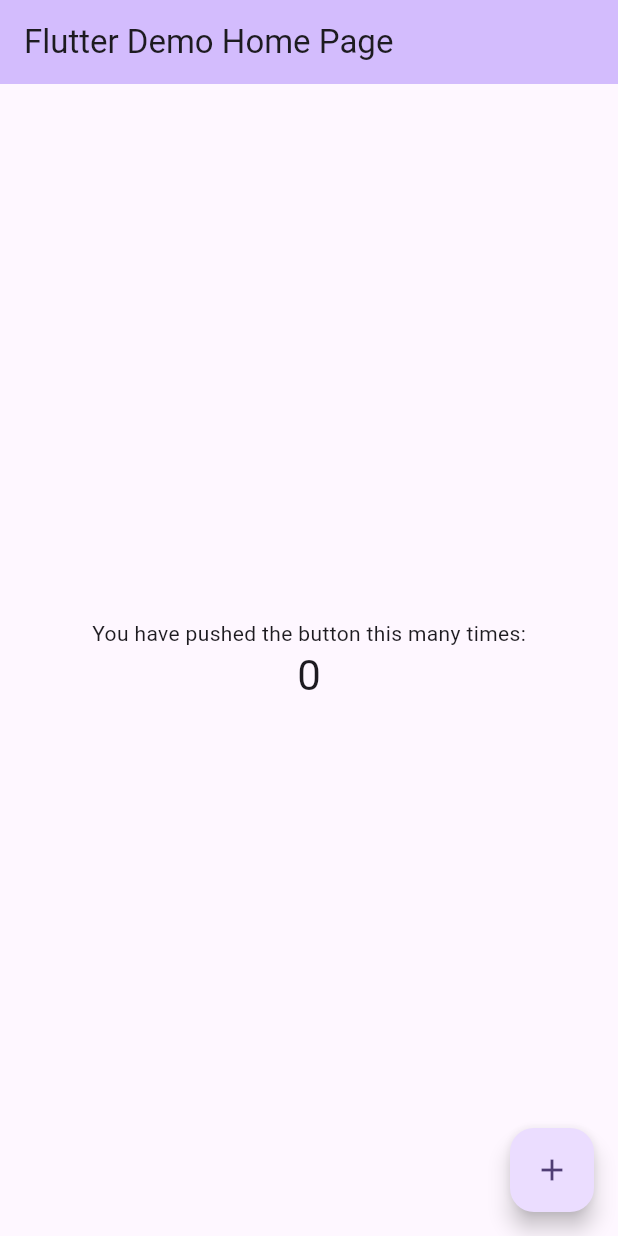
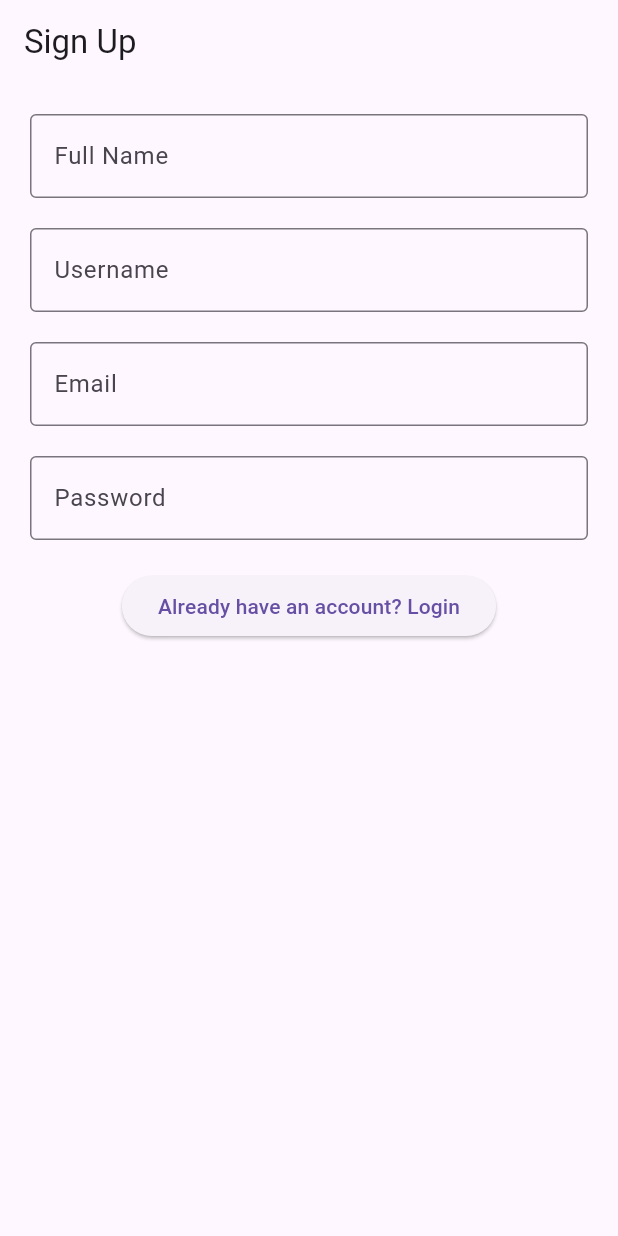
Before and after one commit to bsc-com-29-19/mentora, a Flutter app: the screen it shows after launch, on a phone screen of 412 x 824 dp. Run offline on Flutter 3.47's test engine with Material 3 defaults, Android fonts, the phone set to English and light mode, and no system bars.

Commit message:
Added signin & sign-up screens codes

```diff
--- a/lib/auth/screens/signin_screen.dart
+++ b/lib/auth/screens/signin_screen.dart
@@ -0,0 +1,78 @@
+import 'package:flutter/material.dart';
+
+class SigninScreen extends StatefulWidget {
+  const SigninScreen({super.key});
+
+  @override
+  // ignore: library_private_types_in_public_api
+  _SigninScreenState createState() => _SigninScreenState();
+}
+
+class _SigninScreenState extends State<SigninScreen> {
+  final _formKey = GlobalKey<FormState>();
+  String _email = '';
+  String _password = '';
+
+  @override
+  Widget build(BuildContext context) {
+    return Scaffold(
+      appBar: AppBar(
+        title: const Text('Login'),
+      ),
+      body: Padding(
+        padding: const EdgeInsets.all(20.0),
+        child: Form(
+          key: _formKey,
+          child: Column(
+            children: [
+              TextFormField(
+                decoration: const InputDecoration(
+                  labelText: 'Email',
+                  border: OutlineInputBorder(),
+                ),
+                validator: (value) {
+                  if (value!.isEmpty || !value.contains('@')) {
+                    return 'Please enter a valid email';
+                  }
+                  return null;
+                },
+                onSaved: (value) => _email = value!,
+              ),
+              const SizedBox(height: 20),
+              TextFormField(
+                obscureText: true,
+                decoration: const InputDecoration(
+                  labelText: 'Password',
+                  border: OutlineInputBorder(),
+                ),
+                validator: (value) {
+                  if (value!.isEmpty || value.length < 8) {
+                    return 'Please enter a password with at least 8 characters';
+                  }
+                  return null;
+                },
+                onSaved: (value) => _password = value!,
+              ),
+              const SizedBox(height: 20),
+              ElevatedButton(
+                onPressed: () {
+                  Navigator.pushNamed(context, '/sign-up');
+                  if (_formKey.currentState!.validate()) {
+                    _formKey.currentState!.save();
+                    // Call API to login the user
+                    print('Login successful!');
+                    print('Email: $_email');
+                    print('Password: $_password');
+                  }
+                },
+                child: const Text('Sign-up'),
+              ),
+
+
+            ],
+          ),
+        ),
+      ),
+    );
+  }
+}
--- a/lib/auth/screens/signup_screen.dart
+++ b/lib/auth/screens/signup_screen.dart
@@ -0,0 +1,109 @@
+import 'package:flutter/material.dart';
+
+
+class SignUpScreen extends StatefulWidget {
+  const SignUpScreen({super.key});
+
+  @override
+  // ignore: library_private_types_in_public_api
+  _SignUpScreenState createState() => _SignUpScreenState();
+}
+
+class _SignUpScreenState extends State<SignUpScreen> {
+  final _formKey = GlobalKey<FormState>();
+  String _fullName = '';
+  String _username = '';
+  String _email = '';
+  String _password = '';
+
+  @override
+  Widget build(BuildContext context) {
+    return Scaffold(
+      appBar: AppBar(
+        title: const Text('Sign Up'),
+      ),
+      body: Padding(
+        padding: const EdgeInsets.all(20.0),
+        child: Form(
+          key: _formKey,
+          child: Column(
+            children: [
+              TextFormField(
+                decoration: const InputDecoration(
+                  labelText: 'Full Name',
+                  border: OutlineInputBorder(),
+                ),
+                validator: (value) {
+                  if (value!.isEmpty) {
+                    return 'Please enter your full name';
+                  }
+                  return null;
+                },
+                onSaved: (value) => _fullName = value!,
+              ),
+              const SizedBox(height: 20),
+              TextFormField(
+                decoration: const InputDecoration(
+                  labelText: 'Username',
+                  border: OutlineInputBorder(),
+                ),
+                validator: (value) {
+                  if (value!.isEmpty) {
+                    return 'Please enter a username';
+                  }
+                  return null;
+                },
+                onSaved: (value) => _username = value!,
+              ),
+              const SizedBox(height: 20),
+              TextFormField(
+                decoration: const InputDecoration(
+                  labelText: 'Email',
+                  border: OutlineInputBorder(),
+                ),
+                validator: (value) {
+                  if (value!.isEmpty || !value.contains('@')) {
+                    return 'Please enter a valid email';
+                  }
+                  return null;
+                },
+                onSaved: (value) => _email = value!,
+              ),
+              const SizedBox(height: 20),
+              TextFormField(
+                obscureText: true,
+                decoration: const InputDecoration(
+                  labelText: 'Password',
+                  border: OutlineInputBorder(),
+                ),
+                validator: (value) {
+                  if (value!.isEmpty || value.length < 8) {
+                    return 'Please enter a password with at least 8 characters';
+                  }
+                  return null;
+                },
+                onSaved: (value) => _password = value!,
+              ),
+              const SizedBox(height: 20),
+              ElevatedButton(
+                onPressed: () {
+                  Navigator.pushNamed(context, '/login');
+                  if (_formKey.currentState!.validate()) {
+                    _formKey.currentState!.save();
+                    // Call API to sign up the user
+                    print('Sign up successful!');
+                    print('Full Name: $_fullName');
+                    print('Username: $_username');
+                    print('Email: $_email');
+                    print('Password: $_password');
+                  }
+                },
+                child: const Text('Already have an account? Login'),
+              ),
+            ],
+          ),
+        ),
+      ),
+    );
+  }
+}
--- a/lib/main.dart
+++ b/lib/main.dart
@@ -1,4 +1,6 @@
 import 'package:flutter/material.dart';
+import 'package:mentora_frontend/auth/screens/signin_screen.dart';
+import 'package:mentora_frontend/auth/screens/signup_screen.dart';
 
 void main() {
   runApp(const MyApp());
@@ -11,8 +13,9 @@ class MyApp extends StatelessWidget {
   @override
   Widget build(BuildContext context) {
     return MaterialApp(
-      title: 'Flutter Demo',
+      title: 'Mentora',
       theme: ThemeData(
+        primarySwatch: Colors.blue,
         // This is the theme of your application.
         //
         // TRY THIS: Try running your application with "flutter run". You'll see
@@ -28,10 +31,17 @@ class MyApp extends StatelessWidget {
         //
         // This works for code too, not just values: Most code changes can be
         // tested with just a hot reload.
-        colorScheme: ColorScheme.fromSeed(seedColor: Colors.deepPurple),
-        useMaterial3: true,
+        // colorScheme: ColorScheme.fromSeed(seedColor: Colors.deepPurple),
+        // useMaterial3: true,
       ),
-      home: const MyHomePage(title: 'Flutter Demo Home Page'),
+
+      home: const SignUpScreen(),
+      routes: {
+        '/signin': (context) => const SigninScreen(),
+        '/sign-up': (context) => const SignUpScreen(),
+      },
+
+      // home: const MyHomePage(title: 'Flutter Demo Home Page'),
     );
   }
 }
--- a/pubspec.yaml
+++ b/pubspec.yaml
@@ -45,7 +45,7 @@ dev_dependencies:
   # activated in the `analysis_options.yaml` file located at the root of your
   # package. See that file for information about deactivating specific lint
   # rules and activating additional ones.
-  flutter_lints: ^4.0.0
+  flutter_lints: ^5.0.0
 
 # For information on the generic Dart part of this file, see the
 # following page: https://dart.dev/tools/pub/pubspec
```
Also changed, not shown: pubspec.lock, 3 other files.
